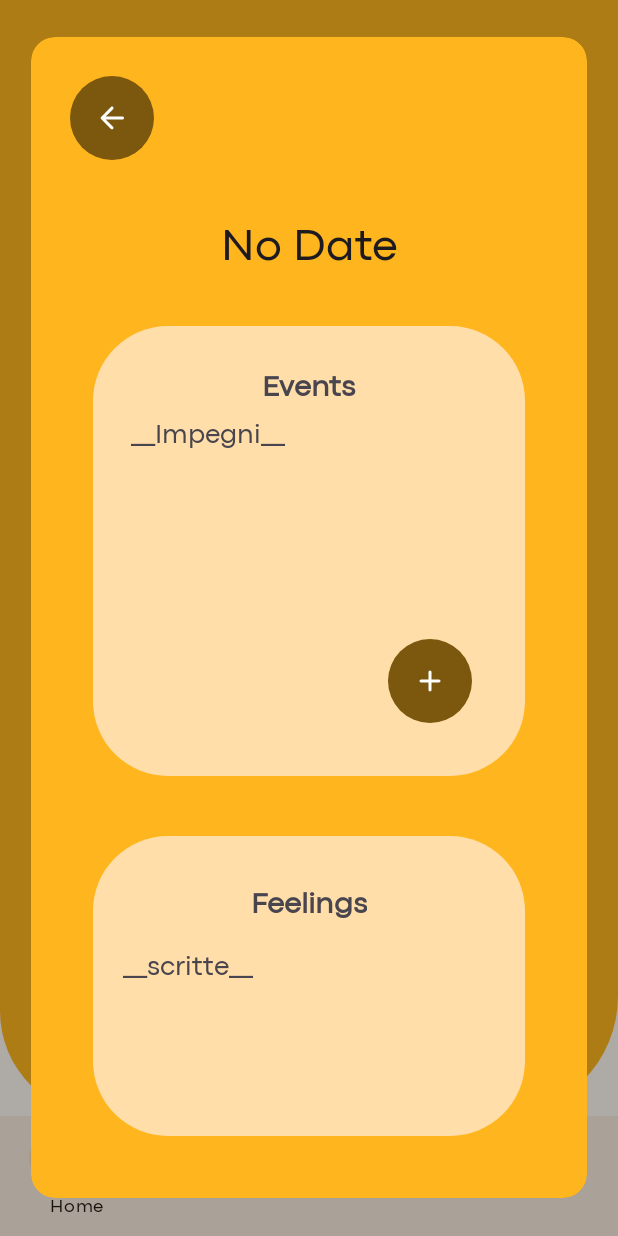
After one commit to mzylfo/Treasure, an Android app: the fragment DailyPageFragment placed in its activity, on a phone screen of 412 x 824 dp. The commit adds this screen. Run offline under Robolectric (Android 15) with nearby library versions, the phone set to English and light mode, and no system bars; our stand-ins replace navigation-ui.

Commit message:
modifiche di anna: pagina del giorno e inserimento nuovo evento

```diff
--- a/app/build.gradle.kts
+++ b/app/build.gradle.kts
@@ -43,6 +43,10 @@ dependencies {
     implementation(libs.retrofit)
     implementation(libs.gson)
     implementation(libs.converter.gson)
+    implementation(libs.material.v180)
+    implementation(libs.material.v190)
+    implementation(libs.material)
+
     testImplementation(libs.junit)
     androidTestImplementation(libs.ext.junit)
     androidTestImplementation(libs.espresso.core)
--- a/app/src/main/java/com/example/treasure/ui/home/HomeActivity.java
+++ b/app/src/main/java/com/example/treasure/ui/home/HomeActivity.java
@@ -7,9 +7,6 @@ import androidx.appcompat.widget.Toolbar;
 
 import androidx.activity.EdgeToEdge;
 import androidx.appcompat.app.AppCompatActivity;
-import androidx.core.graphics.Insets;
-import androidx.core.view.ViewCompat;
-import androidx.core.view.WindowInsetsCompat;
 import androidx.navigation.NavController;
 import androidx.navigation.fragment.NavHostFragment;
 import androidx.navigation.ui.AppBarConfiguration;
@@ -17,12 +14,9 @@ import androidx.navigation.ui.NavigationUI;
 
 import com.example.treasure.R;
 import com.google.android.material.bottomnavigation.BottomNavigationView;
-import com.google.android.material.navigation.NavigationView;
-
 import java.util.Objects;
 
 public class HomeActivity extends AppCompatActivity {
-
     @Override
     protected void onCreate(Bundle savedInstanceState) {
         super.onCreate(savedInstanceState);
--- /dev/null
+++ b/app/src/main/java/com/example/treasure/ui/home/fragment/DailyPageFragment.java
@@ -0,0 +1,81 @@
+package com.example.treasure.ui.home.fragment;
+
+import android.os.Bundle;
+
+import androidx.fragment.app.DialogFragment;
+import androidx.fragment.app.Fragment;
+
+import android.util.Log;
+import android.view.LayoutInflater;
+import android.view.View;
+import android.view.ViewGroup;
+import android.widget.TextView;
+
+import androidx.annotation.NonNull;
+import androidx.annotation.Nullable;
+import androidx.fragment.app.FragmentManager;
+import androidx.navigation.NavController;
+import androidx.navigation.Navigation;
+import androidx.navigation.fragment.NavHostFragment;
+
+import com.example.treasure.R;
+import com.example.treasure.ui.home.HomeActivity;
+import com.google.android.material.bottomsheet.BottomSheetDialogFragment;
+
+import java.util.Objects;
+
+public class DailyPageFragment extends DialogFragment {
+
+    private static final String ARG_DATE = "date";
+
+    public static DailyPageFragment newInstance(String selectedDate) {
+        DailyPageFragment fragment = new DailyPageFragment();
+        Bundle args = new Bundle();
+        args.putString(ARG_DATE, selectedDate);
+        fragment.setArguments(args);
+        return fragment;
+    }
+
+    @Nullable
+    @Override
+    public View onCreateView(@NonNull LayoutInflater inflater, @Nullable ViewGroup container, @Nullable Bundle savedInstanceState) {
+        View view = inflater.inflate(R.layout.fragment_daily_page, container, false);
+
+        /* RIGUARDARE PER BORDI ARROTONDATI
+        View bottomSheet = view.findViewById(R.id.daily_page);
+        if (bottomSheet != null) {
+            bottomSheet.setBackgroundResource(R.drawable.rounded_corners_fragment);
+        }
+        */
+
+        // Retrieve the selected date
+        String date = getArguments() != null ? getArguments().getString(ARG_DATE) : "No Date";
+        TextView dateTextView = view.findViewById(R.id.selectedDateTextView);
+        dateTextView.setText(date);
+
+        view.findViewById(R.id.back_button).setOnClickListener(v -> {
+            // Quando il pulsante "indietro" viene premuto, semplicemente chiudi il dialogo
+            dismiss();
+        });
+
+        view.findViewById(R.id.button_plus).setOnClickListener(v -> {
+            NewEventFragment newEventFragment = NewEventFragment.newInstance();
+            newEventFragment.show(getParentFragmentManager(), newEventFragment.getTag());
+        });
+
+
+        return view;
+    }
+
+    @Override
+    public void onStart() {
+        super.onStart();
+        if (getDialog() != null && getDialog().getWindow() != null) {
+            int width = (int) (getResources().getDisplayMetrics().widthPixels * 0.9);
+            getDialog().getWindow().setLayout(width, ViewGroup.LayoutParams.WRAP_CONTENT);
+            getDialog().getWindow().setBackgroundDrawableResource(R.drawable.rounded_dialog);
+
+        }
+    }
+
+}
--- a/app/src/main/java/com/example/treasure/ui/home/fragment/ProfileSettingsFragment.java
+++ b/app/src/main/java/com/example/treasure/ui/home/fragment/ProfileSettingsFragment.java
@@ -67,12 +67,14 @@ public class ProfileSettingsFragment extends Fragment {
         // Inflate the layout for this fragment
         View view = inflater.inflate(R.layout.fragment_profile_settings, container, false);
 
+        /*
         Button changePasswordButton = view.findViewById(R.id.change_password);
 
         changePasswordButton.setOnClickListener(v -> {
             // IMPLEMENTARE APERTURA CAMBIO PASSWORD
             Snackbar.make(view, "Hai cliccato su Change Password", Snackbar.LENGTH_SHORT).show();
         });
+        */
 
         Button logOutButton = view.findViewById(R.id.log_out);
 
--- /dev/null
+++ b/app/src/main/res/drawable/round_arrow_back_24.xml
@@ -0,0 +1,5 @@
+<vector xmlns:android="http://schemas.android.com/apk/res/android" android:autoMirrored="true" android:height="24dp" android:tint="#000000" android:viewportHeight="24" android:viewportWidth="24" android:width="24dp">
+
+    <path android:fillColor="@android:color/white" android:pathData="M19,11H7.83l4.88,-4.88c0.39,-0.39 0.39,-1.03 0,-1.42 -0.39,-0.39 -1.02,-0.39 -1.41,0l-6.59,6.59c-0.39,0.39 -0.39,1.02 0,1.41l6.59,6.59c0.39,0.39 1.02,0.39 1.41,0 0.39,-0.39 0.39,-1.02 0,-1.41L7.83,13H19c0.55,0 1,-0.45 1,-1s-0.45,-1 -1,-1z"/>
+
+</vector>
--- /dev/null
+++ b/app/src/main/res/drawable/round_button.xml
@@ -0,0 +1,6 @@
+<shape xmlns:android="http://schemas.android.com/apk/res/android">
+    <solid android:color="@color/md_theme_primary" />
+    <corners android:radius="28dp" />
+    <size android:width="56dp" android:height="56dp" />
+
+</shape>
--- /dev/null
+++ b/app/src/main/res/drawable/rounded_add_24.xml
@@ -0,0 +1,5 @@
+<vector xmlns:android="http://schemas.android.com/apk/res/android" android:height="24dp" android:tint="#000000" android:viewportHeight="960" android:viewportWidth="960" android:width="24dp">
+
+    <path android:fillColor="@android:color/white" android:pathData="M440,520L240,520Q223,520 211.5,508.5Q200,497 200,480Q200,463 211.5,451.5Q223,440 240,440L440,440L440,240Q440,223 451.5,211.5Q463,200 480,200Q497,200 508.5,211.5Q520,223 520,240L520,440L720,440Q737,440 748.5,451.5Q760,463 760,480Q760,497 748.5,508.5Q737,520 720,520L520,520L520,720Q520,737 508.5,748.5Q497,760 480,760Q463,760 451.5,748.5Q440,737 440,720L440,520Z"/>
+
+</vector>
--- /dev/null
+++ b/app/src/main/res/drawable/rounded_dialog.xml
@@ -0,0 +1,5 @@
+<?xml version="1.0" encoding="utf-8"?>
+<shape xmlns:android="http://schemas.android.com/apk/res/android">
+    <solid android:color="@color/yellow_app"/> <!-- Colore di sfondo del dialogo -->
+    <corners android:radius="16dp"/> <!-- Raggio per i bordi arrotondati -->
+</shape>
--- a/app/src/main/res/layout/fragment_calendar_month.xml
+++ b/app/src/main/res/layout/fragment_calendar_month.xml
@@ -5,9 +5,11 @@
     android:layout_height="match_parent"
     tools:context=".ui.home.fragment.CalendarMonthFragment"
     android:orientation="vertical"
+    android:id="@+id/fragment_calendar_month"
     >
 
     <CalendarView
+        android:id="@+id/calendarView"
         android:layout_width="wrap_content"
         android:layout_height="wrap_content"
         android:layout_gravity="center"
--- /dev/null
+++ b/app/src/main/res/layout/fragment_daily_page.xml
@@ -0,0 +1,102 @@
+<?xml version="1.0" encoding="utf-8"?>
+<LinearLayout xmlns:android="http://schemas.android.com/apk/res/android"
+    xmlns:app="http://schemas.android.com/apk/res-auto"
+    android:layout_width="match_parent"
+    android:layout_height="match_parent"
+    android:orientation="vertical"
+    android:padding="16dp"
+    android:id="@+id/daily_page">
+
+    <ImageButton
+        android:id="@+id/back_button"
+        android:layout_width="56dp"
+        android:layout_height="56dp"
+        android:layout_margin="10dp"
+        android:background="@drawable/round_button"
+        android:src="@drawable/round_arrow_back_24"
+        app:tint="@color/md_theme_onPrimary" />
+
+    <TextView
+        android:id="@+id/selectedDateTextView"
+        android:layout_width="match_parent"
+        android:layout_height="wrap_content"
+        android:layout_marginTop="@dimen/margin"
+        android:gravity="center"
+        android:text="Selected Date"
+        android:textAppearance="@style/TextAppearance.AppCompat.Large"
+        android:textSize="30sp" />
+
+    <RelativeLayout
+        android:id="@+id/events"
+        android:layout_width="match_parent"
+        android:layout_height="300dp"
+        android:layout_marginStart="@dimen/margin"
+        android:layout_marginTop="@dimen/margin"
+        android:layout_marginEnd="@dimen/margin"
+        android:background="@drawable/rounded_corners_fragment"
+        android:padding="@dimen/margin">
+
+        <TextView
+            android:id="@+id/events_text"
+            android:layout_width="wrap_content"
+            android:layout_height="wrap_content"
+            android:layout_centerHorizontal="true"
+            android:text="@string/events"
+            android:textSize="20sp"
+            android:textStyle="bold" />
+
+        <TextView
+            android:layout_width="wrap_content"
+            android:layout_height="wrap_content"
+            android:layout_below="@id/events_text"
+            android:text="@string/impegni"
+            android:textSize="18sp" />
+
+        <ImageButton
+            android:id="@+id/button_plus"
+            android:layout_width="56dp"
+            android:layout_height="56dp"
+            android:layout_alignParentEnd="true"
+            android:layout_alignParentBottom="true"
+            android:layout_margin="10dp"
+            android:width="100dp"
+            android:background="@drawable/round_button"
+            android:scaleType="centerInside"
+            android:src="@drawable/rounded_add_24"
+            app:tint="@color/md_theme_onPrimary" />
+
+    </RelativeLayout>
+
+    <LinearLayout
+        android:id="@+id/feelings"
+        android:layout_width="match_parent"
+        android:layout_height="200dp"
+        android:layout_gravity="center"
+        android:layout_marginStart="@dimen/margin"
+        android:layout_marginTop="40dp"
+        android:layout_marginEnd="@dimen/margin"
+        android:layout_marginBottom="@dimen/margin"
+        android:background="@drawable/rounded_corners_fragment"
+        android:orientation="vertical"
+        android:padding="20dp">
+
+        <TextView
+            android:id="@+id/feelings_text"
+            android:layout_width="wrap_content"
+            android:layout_height="wrap_content"
+            android:layout_gravity="center"
+            android:padding="10dp"
+            android:text="@string/feelings"
+            android:textSize="20sp"
+            android:textStyle="bold" />
+
+        <TextView
+            android:layout_width="wrap_content"
+            android:layout_height="wrap_content"
+            android:layout_below="@id/feelings_text"
+            android:text="__scritte__"
+            android:textSize="18sp" />
+
+    </LinearLayout>
+
+</LinearLayout>
--- a/app/src/main/res/layout/fragment_profile_settings.xml
+++ b/app/src/main/res/layout/fragment_profile_settings.xml
@@ -6,7 +6,6 @@
     android:layout_height="match_parent"
     tools:context=".ui.home.fragment.ProfileSettingsFragment">
 
-    <!-- TODO: Update blank fragment layout -->
     <RelativeLayout
         android:layout_width="match_parent"
         android:layout_height="match_parent"
@@ -74,7 +73,7 @@
                 android:background="#05000000"
                 android:text="@string/email" />
 
-
+            <!--
             <Button
                 style="?attr/materialButtonOutlinedStyle"
                 android:id="@+id/change_password"
@@ -83,6 +82,7 @@
                 android:text="@string/change_password"
                 android:layout_gravity="center"
                 android:layout_marginTop="@dimen/margin"/>
+            -->
 
             <Button
                 android:id="@+id/log_out"
--- a/app/src/main/res/navigation/home_nav_graph.xml
+++ b/app/src/main/res/navigation/home_nav_graph.xml
@@ -8,8 +8,7 @@
         android:id="@+id/calendarMonthFragment"
         android:name="com.example.treasure.ui.home.fragment.CalendarMonthFragment"
         android:label="Calendar"
-        tools:layout="@layout/fragment_calendar_month"
-        />
+        tools:layout="@layout/fragment_calendar_month" />
     <fragment
         android:id="@+id/statsMonthFragment"
         android:name="com.example.treasure.ui.home.fragment.StatsMonthFragment"
--- a/app/src/main/res/values/strings.xml
+++ b/app/src/main/res/values/strings.xml
@@ -39,4 +39,6 @@
     <string name="happiness">Happiness</string>
     <string name="neutral">Neutral</string>
     <string name="sadness">Sadness</string>
+    <string name="events">Events</string>
+    <string name="feelings">Feelings</string>
 </resources>
--- a/gradle/libs.versions.toml
+++ b/gradle/libs.versions.toml
@@ -1,6 +1,7 @@
 [versions]
 agp = "8.6.0"
 commonsValidator = "1.9.0"
+googleMaterial = "1.9.0"
 junit = "4.13.2"
 junitVersion = "1.2.1"
 espressoCore = "3.6.1"
@@ -8,6 +9,7 @@ appcompat = "1.7.0"
 material = "1.12.0"
 activity = "1.9.3"
 constraintlayout = "2.2.0"
+materialVersion = "1.8.0"
 navigationFragment = "2.8.4"
 navigationUi = "2.8.4"
 retrofit = "2.11.0"
@@ -22,6 +24,8 @@ appcompat = { group = "androidx.appcompat", name = "appcompat", version.ref = "a
 material = { group = "com.google.android.material", name = "material", version.ref = "material" }
 activity = { group = "androidx.activity", name = "activity", version.ref = "activity" }
 constraintlayout = { group = "androidx.constraintlayout", name = "constraintlayout", version.ref = "constraintlayout" }
+material-v180 = { module = "com.google.android.material:material", version.ref = "materialVersion" }
+material-v190 = { module = "com.google.android.material:material", version.ref = "googleMaterial" }
 navigation-fragment = { group = "androidx.navigation", name = "navigation-fragment", version.ref = "navigationFragment" }
 navigation-ui = { group = "androidx.navigation", name = "navigation-ui", version.ref = "navigationUi" }
 gson = { module = "com.google.code.gson:gson", version.ref = "gson" }
```
Also changed, not shown: app/src/main/java/com/example/treasure/ui/home/fragment/CalendarMonthFragment.java (+20 -16 lines), app/src/main/java/com/example/treasure/ui/home/fragment/HomeDailyFragment.java (+20 -1 lines), app/src/main/java/com/example/treasure/ui/home/fragment/NewEventFragment.java (added, +114 -0 lines), app/src/main/res/layout/fragment_new_event.xml (added, +60 -0 lines), app/src/main/res/layout/activity_home.xml (line endings or trailing spaces), 1 other file.
